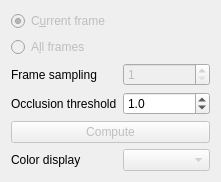
The window that gui/ColorizeSurfaceOptions.ui (Kitware/TeleSculptor) describes before a commit, drawn with Qt 5.
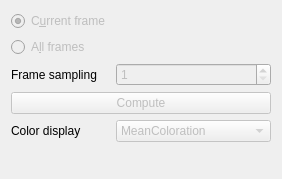
The same window after the commit.

Diff of the .ui file:
```diff
--- a/gui/ColorizeSurfaceOptions.ui
+++ b/gui/ColorizeSurfaceOptions.ui
@@ -6,7 +6,7 @@
    <rect>
     <x>0</x>
     <y>0</y>
-    <width>221</width>
+    <width>274</width>
     <height>179</height>
    </rect>
   </property>
@@ -63,51 +63,43 @@
      </property>
     </widget>
    </item>
-   <item row="5" column="0">
+   <item row="3" column="0" colspan="2">
+    <widget class="QPushButton" name="buttonCompute">
+     <property name="enabled">
+      <bool>false</bool>
+     </property>
+     <property name="text">
+      <string>Compute</string>
+     </property>
+    </widget>
+   </item>
+   <item row="4" column="0">
     <widget class="QLabel" name="label_2">
      <property name="text">
       <string>Color display</string>
      </property>
     </widget>
    </item>
-   <item row="5" column="1">
+   <item row="4" column="1">
     <widget class="QComboBox" name="comboBoxColorDisplay">
      <property name="enabled">
       <bool>false</bool>
      </property>
-    </widget>
-   </item>
-   <item row="4" column="0" colspan="2">
-    <widget class="QPushButton" name="buttonCompute">
-     <property name="enabled">
-      <bool>false</bool>
-     </property>
+     <item>
      <property name="text">
-      <string>Compute</string>
-     </property>
-    </widget>
-   </item>
-   <item row="3" column="0">
-    <widget class="QLabel" name="label_3">
+       <string>MeanColoration</string>
+      </property>
+     </item>
+     <item>
      <property name="text">
-      <string>Occlusion threshold</string>
-     </property>
-    </widget>
-   </item>
-   <item row="3" column="1">
-    <widget class="QDoubleSpinBox" name="doubleSpinBoxOcclusionThreshold">
-     <property name="toolTip">
-      <string>Points at higher depth difference are considered occluded</string>
-     </property>
-     <property name="decimals">
-      <number>1</number>
-     </property>
-     <property name="minimum">
-      <double>-1.000000000000000</double>
-     </property>
-     <property name="value">
-      <double>1.000000000000000</double>
-     </property>
+       <string>MedianColoration</string>
+      </property>
+     </item>
+     <item>
+      <property name="text">
+       <string>NbProjectedDepthMap</string>
+      </property>
+     </item>
     </widget>
    </item>
   </layout>
```
Lines whose indentation alone changed are shown as unchanged.
